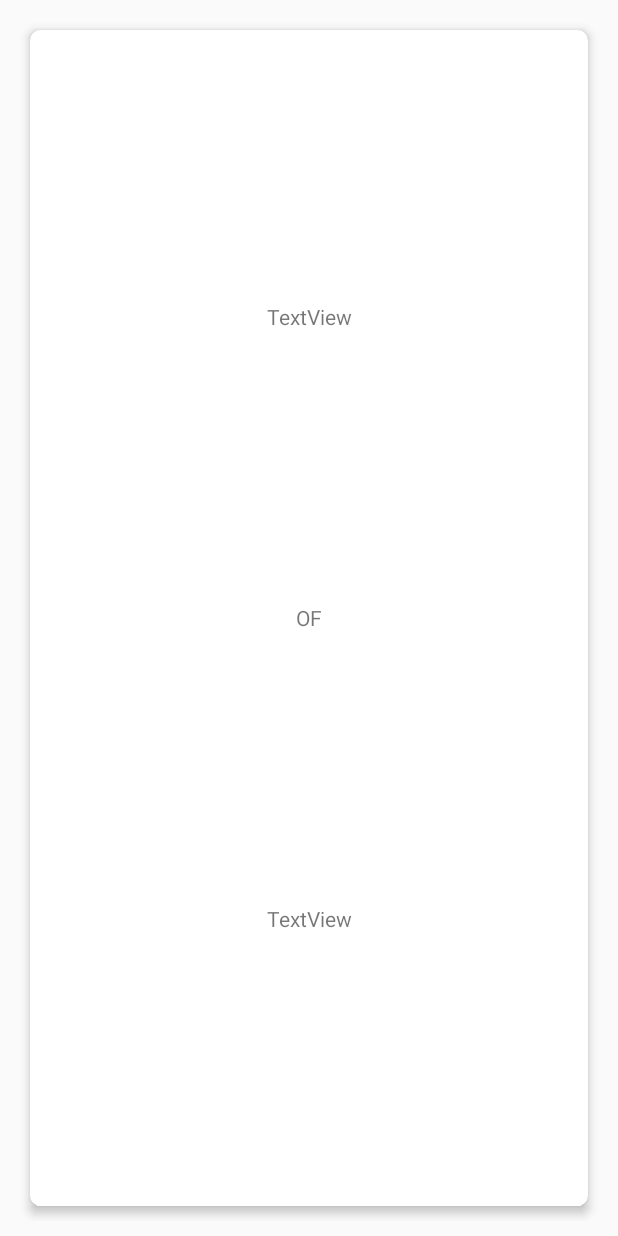
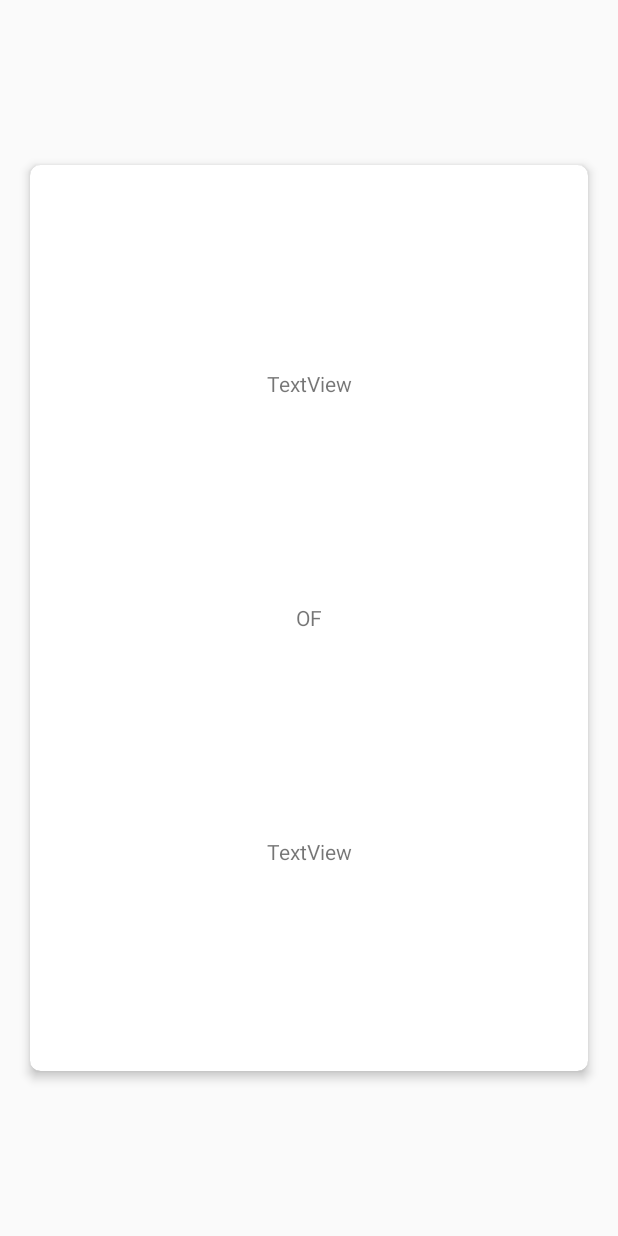
Before and after one commit to JaspervanTilburg/LustrumApp, an Android app: the layout datespel_card_layout.xml on its own in the app's theme, with its tools: preview values and no code run, on a phone screen of 412 x 824 dp. Run offline under Robolectric (Android 15) with nearby library versions, the phone set to English and light mode, and no system bars.

Commit message:
Fix datecard layout

```diff
--- a/app/src/main/res/layout/activity_datespel.xml
+++ b/app/src/main/res/layout/activity_datespel.xml
@@ -18,10 +18,6 @@
     <com.mindorks.placeholderview.SwipePlaceHolderView
         android:layout_width="match_parent"
         android:layout_height="match_parent"
-        android:layout_marginLeft="25dp"
-        android:layout_marginRight="25dp"
-        android:layout_marginTop="115dp"
-        android:layout_marginBottom="150dp"
         android:id="@+id/datespel_swipe"/>
 
 </android.support.constraint.ConstraintLayout>
--- a/app/src/main/res/layout/datespel_card_layout.xml
+++ b/app/src/main/res/layout/datespel_card_layout.xml
@@ -10,8 +10,11 @@
         android:layout_width="match_parent"
         android:layout_height="match_parent"
         android:orientation="vertical"
-        android:background="#FFFFFF"
-        android:layout_margin="10dp"
+        android:background="@color/lustrumPink_Dark"
+        android:layout_marginLeft="10dp"
+        android:layout_marginRight="10dp"
+        android:layout_marginTop="100dp"
+        android:layout_marginBottom="100dp"
         app:cardCornerRadius="7dp"
         app:cardElevation="4dp">
 
```
